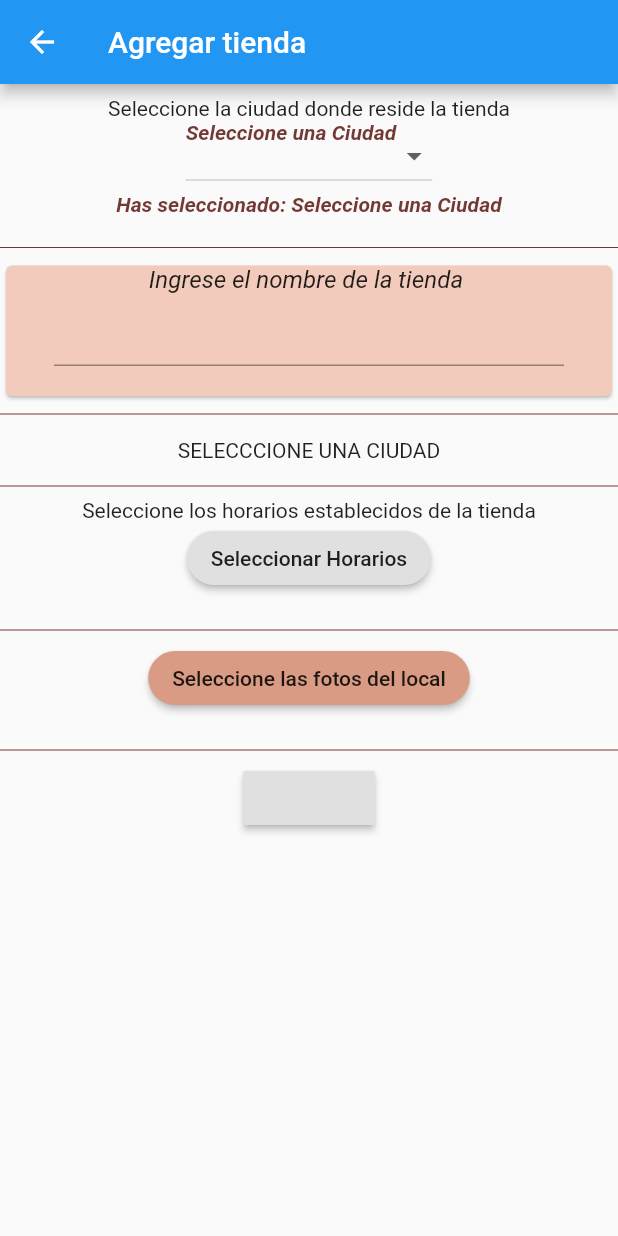
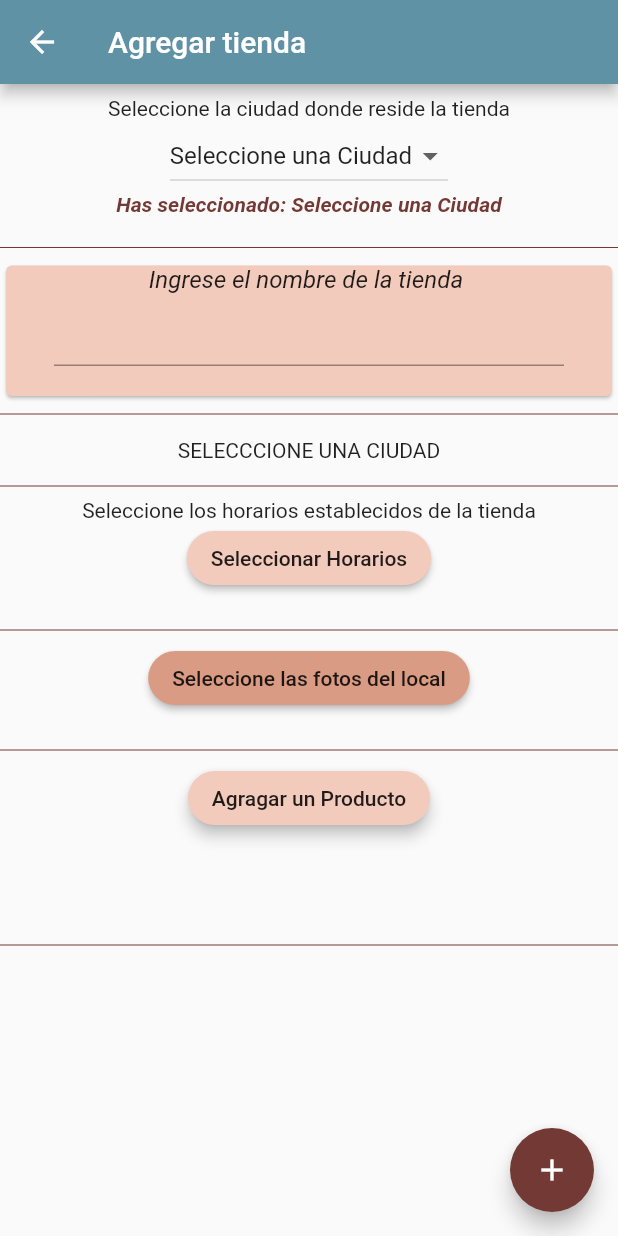
Before and after one commit to eldobal/nogluttenapp, a Flutter app: the addShops screen opened by its route, on a phone screen of 412 x 824 dp. Run offline on Flutter 3.47's test engine with Material 2 defaults, Android fonts, the phone set to English and light mode, and no system bars; our stand-ins replace carousel_slider, cloud_firestore, firebase_core, firebase_storage, geolocator, google_maps_flutter and 2 more; missing offline and left inert: address_search_field, dart:ffi, multi_image_picker, simple_time_range_picker; accounts and stored records are empty.

Commit message:
modulo productos 01
avance de la construccion del modulo de productos, seccion de visualizacion y  agregar productos.

```diff
--- a/lib/src/UI/addShops.dart
+++ b/lib/src/UI/addShops.dart
@@ -2,9 +2,9 @@ import 'dart:core';
 import 'package:carousel_slider/carousel_slider.dart';
 import 'package:firebase_core/firebase_core.dart';
 import 'package:flutter/material.dart';
-import 'package:multi_image_picker/multi_image_picker.dart';
 import 'package:nogluttenapp/src/constantes/ColorPalete.dart';
 import 'package:nogluttenapp/src/provider/shopsProvider.dart';
+import 'package:nogluttenapp/src/widgets/addShopsWidgets/addProductWidget.dart';
 import 'package:nogluttenapp/src/widgets/addShopsWidgets/buttomSelectImages.dart';
 import 'package:nogluttenapp/src/widgets/addShopsWidgets/carrouselImagesShop.dart';
 import 'package:nogluttenapp/src/widgets/addShopsWidgets/dropdawnField.dart';
@@ -23,15 +23,30 @@ class _addShopsState extends State<addShops> {
     return Scaffold(
       appBar: _appbarAddShops(),
       body: _addShopData(),
+      floatingActionButton: _floatingActionButtom(),
     );
   }
 
   Widget _appbarAddShops() {
     return AppBar(
+      backgroundColor: ColorPalete.color1,
         title: Consumer<ShopsProvider>(
-            builder: (context, provider, child) =>
-                Text('Agregar tienda')));
+            builder: (context, provider, child) => Text('Agregar tienda')
+        ));
   }
+
+  Widget _floatingActionButtom(){
+    return FloatingActionButton(
+      backgroundColor: ColorPalete.color5,
+        child: Icon(Icons.add),
+        onPressed: (){
+          //metodo para agregar el producto en Firebase
+
+
+
+        });
+  }
+
 
   Widget _addShopData() {
     return SingleChildScrollView(
@@ -58,6 +73,10 @@ class _addShopsState extends State<addShops> {
             color: ColorPalete.color5,
           ),
           _agregarProductos(),
+          Divider(
+            height: 100,
+            color: ColorPalete.color5,
+          ),
           // viewImage()
         ],
       ),
@@ -100,8 +119,6 @@ class _addShopsState extends State<addShops> {
             SizedBox(
               height: 20,
             ),
-
-
           ],
         ),
       ),
@@ -124,6 +141,7 @@ class _addShopsState extends State<addShops> {
                     Text(
                         'Agregar ubicacion de la tienda ${provider.ciudadSelecionada}'),
                     RaisedButton(
+                      color: ColorPalete.color4,
                         shape: RoundedRectangleBorder(
                           borderRadius: BorderRadius.circular(18.0),
                         ),
@@ -150,6 +168,7 @@ class _addShopsState extends State<addShops> {
         Text('Seleccione los horarios establecidos de la tienda'),
         Consumer<ShopsProvider>(
           builder: (context, provider, child) => RaisedButton(
+            color: ColorPalete.color4,
             shape: RoundedRectangleBorder(
               borderRadius: BorderRadius.circular(18.0),
             ),
@@ -191,7 +210,7 @@ class _addShopsState extends State<addShops> {
   }
 
   Widget _agregarProductos() {
-    return RaisedButton(onPressed: () {});
+    return addProductWidget();
   }
 
   Widget _fabAddDataFirestore() {
--- /dev/null
+++ b/lib/src/constantes/Products.dart
@@ -0,0 +1,11 @@
+import 'package:multi_image_picker/multi_image_picker.dart';
+
+class Product {
+
+  String nameProduct;
+  String descriptionProduct;
+  List<Asset> imageProduct;
+
+  Product(this.nameProduct, this.descriptionProduct,this.imageProduct);
+
+}
--- a/lib/src/ejemplos/FirebaseApp.dart
+++ b/lib/src/ejemplos/FirebaseApp.dart
@@ -60,6 +60,7 @@ class iniciofirebase extends StatelessWidget {
               child:
               GoogleMap(
                 myLocationButtonEnabled: true,
+
                 tiltGesturesEnabled: true,
                 myLocationEnabled: true,
                 zoomGesturesEnabled: true,
--- a/lib/src/ejemplos/listabandas.dart
+++ b/lib/src/ejemplos/listabandas.dart
@@ -42,7 +42,6 @@ class ListaBandas extends StatelessWidget {
                       Consumer<ShopsProvider>(
                         builder: (context,provider, child) => Text('')
                       ),
-
                     ],
                   ),
                 );
--- a/lib/src/provider/shopsProvider.dart
+++ b/lib/src/provider/shopsProvider.dart
@@ -1,8 +1,10 @@
 import 'package:flutter/cupertino.dart';
 import 'package:flutter/foundation.dart';
 import 'package:flutter/material.dart';
+import 'package:flutter/services.dart';
 import 'package:google_maps_flutter/google_maps_flutter.dart';
 import 'package:multi_image_picker/multi_image_picker.dart';
+import 'package:nogluttenapp/src/constantes/Products.dart';
 
 class ShopsProvider extends ChangeNotifier {
   double latitud = 0;
@@ -14,12 +16,48 @@ class ShopsProvider extends ChangeNotifier {
   TimeOfDay horarioHastaT = TimeOfDay(hour: 0, minute: 0);
 
   //se pueden declarar los controladores de textfiel en el provider para accederlos con los consumers
-  final nombreTienda = TextEditingController();
+  TextEditingController nombreTienda = TextEditingController();
+
+  TextEditingController nameProduct = TextEditingController();
+
+  TextEditingController descripcionProduct = TextEditingController();
+
 
   String ciudadSelecionada = '';
 
 
   List<Asset> images = List<Asset>();
+
+  //productos
+
+  List<Asset> imageProductProvider = List<Asset>();
+
+
+
+  List<Product> ListProducts =List<Product>();
+
+  void setImageProduct(List<Asset> image){
+    imageProductProvider = image;
+    notifyListeners();
+  }
+
+  void setImageProductClear(){
+    imageProductProvider = List<Asset>();
+    nameProduct.clear();
+    descripcionProduct.clear();
+    notifyListeners();
+  }
+
+  //setear los productos a la lista del provider
+  void setProducts(Product product){
+    ListProducts.add(product);
+    notifyListeners();
+  }
+ /* void setProductsClear(){
+    imageProductProvider.clear();
+    ListProducts.clear();
+    notifyListeners();
+  }*/
 
   void setImages(List<Asset> setimages){
     images = setimages;
--- /dev/null
+++ b/lib/src/widgets/addShopsWidgets/addProductWidget.dart
@@ -0,0 +1,54 @@
+import 'package:flutter/material.dart';
+import 'package:nogluttenapp/src/constantes/ColorPalete.dart';
+import 'package:nogluttenapp/src/constantes/Products.dart';
+import 'package:nogluttenapp/src/provider/shopsProvider.dart';
+import 'package:nogluttenapp/src/widgets/addShopsWidgets/alertDialogAddProduct.dart';
+import 'package:nogluttenapp/src/widgets/addShopsWidgets/widgetProduct.dart';
+import 'package:provider/provider.dart';
+
+class addProductWidget extends StatefulWidget {
+  @override
+  _addProductWidgetState createState() => _addProductWidgetState();
+}
+
+class _addProductWidgetState extends State<addProductWidget> {
+  @override
+  Widget build(BuildContext context) {
+    return Column(
+      children: [
+        _bottomAddProducts(),
+        _galeryProducts()
+      ],
+    );
+  }
+
+  Widget _bottomAddProducts() {
+    return Consumer<ShopsProvider>(
+      builder: (context,provider,child)=> RaisedButton(
+        color: ColorPalete.color4,
+        elevation: 4,
+        shape: RoundedRectangleBorder(borderRadius: BorderRadius.circular(20)),
+          child: Text('Agragar un Producto'),
+          onPressed: () {
+          //metodo para agregar un producto e invocar al alert Dialog
+            provider.setImageProductClear();
+            _alertDialogAddProduct();
+          }),
+    );
+  }
+
+  Widget _galeryProducts() {
+    return WidgetProduct();
+  }
+
+  Future<void> _alertDialogAddProduct() async {
+    return showDialog(
+      context: context,
+      barrierDismissible: false, // user must tap button!
+      barrierColor: Colors.black12,
+      builder: (BuildContext context) {
+        return AlertDialogAddProduct();
+      },
+    );
+  }
+}
--- a/lib/src/widgets/addShopsWidgets/alertDialogHorarios.dart
+++ b/lib/src/widgets/addShopsWidgets/alertDialogHorarios.dart
@@ -1,5 +1,4 @@
 import 'package:flutter/material.dart';
-
 import 'package:nogluttenapp/src/constantes/ColorPalete.dart';
 import 'package:nogluttenapp/src/provider/shopsProvider.dart';
 import 'package:provider/provider.dart';
--- a/lib/src/widgets/addShopsWidgets/dropdawnField.dart
+++ b/lib/src/widgets/addShopsWidgets/dropdawnField.dart
@@ -33,7 +33,7 @@ class _MyStatefulWidgetState extends State<dropdawnWidget> {
       items.add(
         DropdownMenuItem(
           value: ciudad,
-          child: Center(child: textCustomStyle(ciudad.name)),
+          child: Center(child: Text(ciudad.name)),
         ),
       );
     }
@@ -89,10 +89,7 @@ class _MyStatefulWidgetState extends State<dropdawnWidget> {
       ],
     );
   }
-
 }
-
-
 
 class Ciudad {
   int id;
```
Also changed, not shown: lib/main.dart (+3 -4 lines), lib/src/widgets/addShopsWidgets/alertDialogAddProduct.dart (added, +208 -0 lines), lib/src/widgets/addShopsWidgets/widgetProduct.dart (added, +92 -0 lines), 1 other file.
